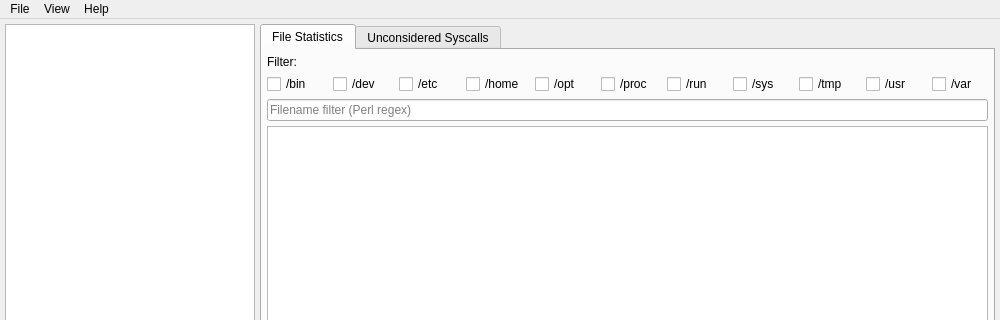
The window that iotracegui/view/main_window.ui (nicolasgross/iotrace-gui) describes before a commit, drawn with Qt 5; both pictures show x 0 to 1000 and y 0 to 320 of the 1000 by 532 pixel window.
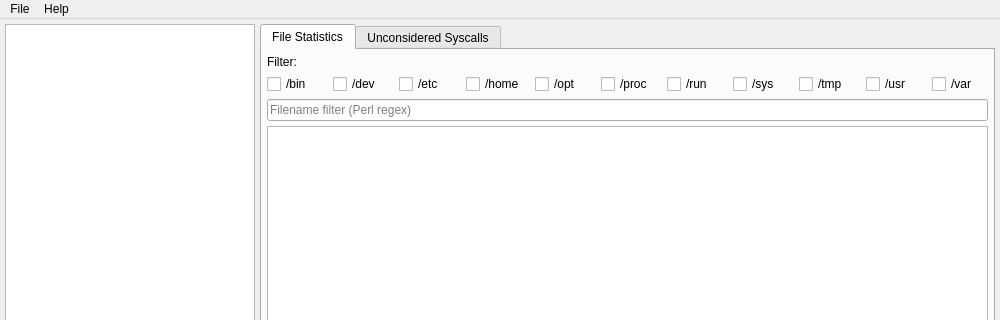
The same window after the commit.

Commit message: Remove unnecessary menu items

```diff
--- a/iotracegui/view/main_window.ui
+++ b/iotracegui/view/main_window.ui
@@ -224,7 +224,7 @@
      <x>0</x>
      <y>0</y>
      <width>1000</width>
-     <height>26</height>
+     <height>29</height>
     </rect>
    </property>
    <widget class="QMenu" name="menuFile">
@@ -242,14 +242,7 @@
     </property>
     <addaction name="actionAbout"/>
    </widget>
-   <widget class="QMenu" name="menuView">
-    <property name="title">
-     <string>View</string>
-    </property>
-    <addaction name="actionColumns"/>
-   </widget>
    <addaction name="menuFile"/>
-   <addaction name="menuView"/>
    <addaction name="menuHelp"/>
   </widget>
   <action name="actionOpen">
```
Left out of the diff: 1 changed line with no effect on the pictures. The commit also changes 1 other file.
